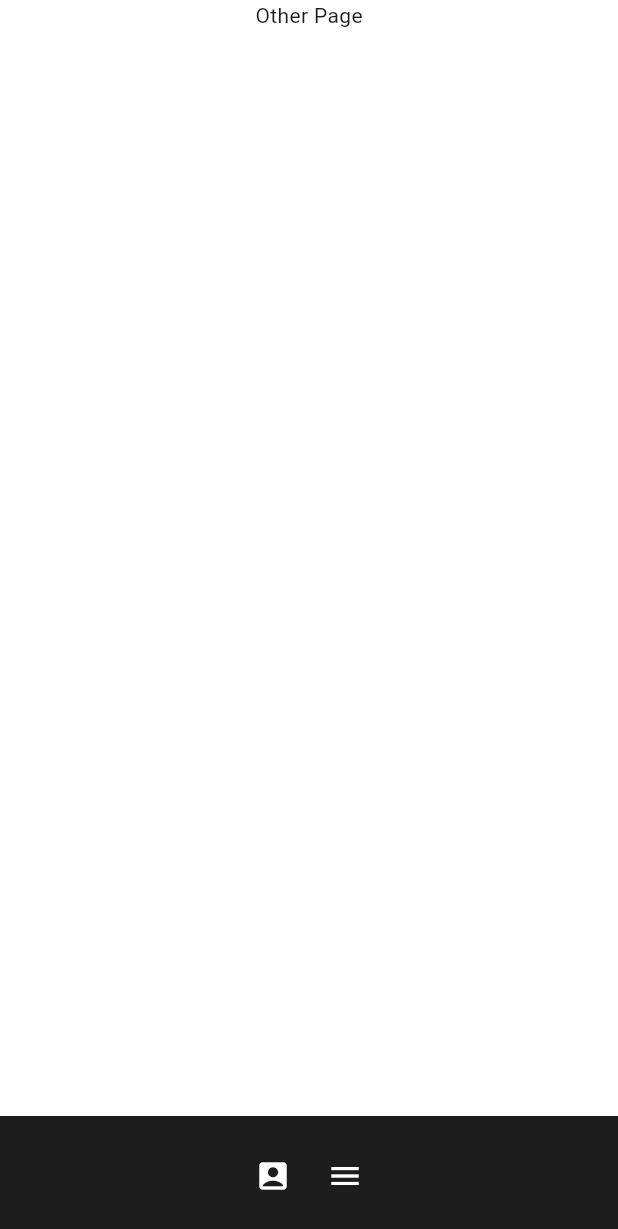
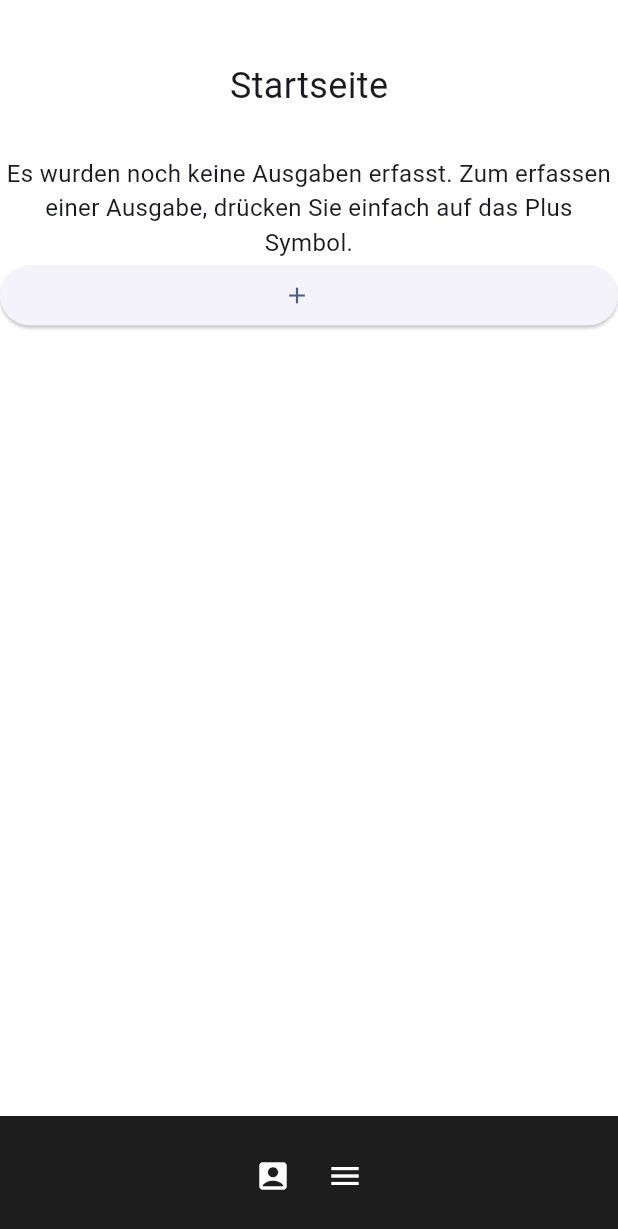
Before and after one commit to Zwnow/ExpenseTracker, a Flutter app: the screen it shows after launch, after a tap on "Bestätigen", after a tap on the "menu" icon, on a phone screen of 412 x 824 dp. Shown: the top 1229 px of the screen. Run offline on Flutter 3.47's test engine with Material 3 defaults, Android fonts, the phone set to English and light mode, and no system bars; our stand-ins replace sqflite; accounts and stored records are empty; generated files the repository leaves out were written again.

Commit message:
started work on expenses page

```diff
--- a/lib/main.dart
+++ b/lib/main.dart
@@ -2,6 +2,8 @@ import 'package:flutter/material.dart';
 import 'package:namer_app/src/accounts/account.dart';
 import 'package:namer_app/src/database/database.dart';
 import 'package:provider/provider.dart';
+
+import 'src/expenses/expense.dart';
 
 void main() async {
   WidgetsFlutterBinding.ensureInitialized();
@@ -48,7 +50,7 @@ class _MyHomePageState extends State<MyHomePage> {
       case 0:
         page = LandingPage();
       case 1:
-        page = OtherPage();
+        page = ExpensePage();
       default:
         throw UnimplementedError('no widget for $selectedIndex');
     }
@@ -57,9 +59,9 @@ class _MyHomePageState extends State<MyHomePage> {
         body: Row(
           children: [
             Expanded(
-              child: Container(color: const Color.fromARGB(255, 255, 255, 255), child: page),
+              child: Container(
+                  color: const Color.fromARGB(255, 255, 255, 255), child: page),
             )
-
           ],
         ),
         bottomNavigationBar: BottomAppBar(
@@ -213,7 +215,7 @@ class _LandingPageState extends State<LandingPage> {
                                 );
 
                                 // Reload the data and update the UI
-                                  _setData();
+                                _setData();
                               }
                             },
                             child: Text("Bestätigen"),
@@ -227,9 +229,12 @@ class _LandingPageState extends State<LandingPage> {
                   children: [
                     Center(
                       child: Text(_data.first.name,
-                      style: TextStyle(fontSize: 32)),),
+                          style: TextStyle(fontSize: 32)),
+                    ),
                     SizedBox(height: 30),
-                    Center(child: Text("Ausgaben", style: TextStyle(fontSize: 24)),),
+                    Center(
+                      child: Text("Ausgaben", style: TextStyle(fontSize: 24)),
+                    ),
                     SizedBox(height: 10),
                     Center(
                       child: Text(
@@ -247,8 +252,8 @@ class _LandingPageState extends State<LandingPage> {
       ],
     );
   }
+}
 
-}
 class OtherPage extends StatelessWidget {
   @override
   Widget build(BuildContext context) {
@@ -259,3 +264,88 @@ class OtherPage extends StatelessWidget {
     );
   }
 }
+
+class ExpensePage extends StatefulWidget {
+  @override
+  State<ExpensePage> createState() => _ExpensePageState();
+}
+
+class _ExpensePageState extends State<ExpensePage> {
+  final _formKey = GlobalKey<FormState>();
+
+  List<Expense> _data = [];
+  Future<void>? _futureData;
+
+  Future<void> fetchData() async {
+    final DatabaseHelper dbhelper = DatabaseHelper();
+    var expenses = await dbhelper.expenses();
+
+    setState(() {
+      _data = expenses;
+    });
+  }
+
+  void _setData() {
+    setState(() {
+      _futureData = fetchData();
+    });
+  }
+
+  @override
+  void initState() {
+    super.initState();
+    _setData();
+  }
+
+  @override
+  Widget build(BuildContext context) {
+    return ListView(
+      children: [
+        SizedBox(height: 40),
+        Center(child: Text('Startseite', style: TextStyle(fontSize: 24))),
+        SizedBox(height: 30),
+        FutureBuilder(
+            future: _futureData,
+            builder: (BuildContext context, AsyncSnapshot<void> snapshot) {
+              // Loading/Waiting
+              if (snapshot.connectionState == ConnectionState.waiting) {
+                return ListBody(
+                  children: [
+                    Center(
+                      child: CircularProgressIndicator(),
+                    )
+                  ],
+                );
+              } else if (snapshot.connectionState == ConnectionState.done &&
+                  _data.isEmpty) {
+                return ListBody(
+                  children: [
+                    Text(
+                      "Es wurden noch keine Ausgaben erfasst. Zum erfassen einer Ausgabe, drücken Sie einfach auf das Plus Symbol.",
+                      textAlign: TextAlign.center,
+                      style: TextStyle(fontSize: 16),
+                    )
+                  ],
+                );
+              } else {
+                return ListBody(
+                  children: [
+                    for (var expense in _data)
+                      ListTile(
+                        title: Text(expense.title),
+                        subtitle: Text("$expense.createdOn"),
+                        trailing: Text("$expense.amount"),
+                      ),
+                  ],
+                );
+              }
+            }),
+            ElevatedButton.icon(
+              onPressed: () {},
+              icon: Icon(Icons.add),
+              label: Text(""),
+              )
+      ],
+    );
+  }
+}
--- a/lib/src/app.dart
+++ b/lib/src/app.dart
@@ -1,6 +1,5 @@
 import 'package:flutter/material.dart';
 import 'package:flutter_gen/gen_l10n/app_localizations.dart';
-import 'package:flutter_localizations/flutter_localizations.dart';
 
 import 'sample_feature/sample_item_details_view.dart';
 import 'sample_feature/sample_item_list_view.dart';
@@ -37,9 +36,6 @@ class MyApp extends StatelessWidget {
           // depending on the user's locale.
           localizationsDelegates: const [
             AppLocalizations.delegate,
-            GlobalMaterialLocalizations.delegate,
-            GlobalWidgetsLocalizations.delegate,
-            GlobalCupertinoLocalizations.delegate,
           ],
           supportedLocales: const [
             Locale('en', ''), // English, no country code
--- a/lib/src/database/database.dart
+++ b/lib/src/database/database.dart
@@ -42,7 +42,7 @@ class DatabaseHelper {
         await db.execute(
             'CREATE TABLE IF NOT EXISTS categories(id INTEGER PRIMARY KEY AUTOINCREMENT, name TEXT NOT NULL, description TEXT)');
         await db.execute(
-            'CREATE TABLE IF NOT EXISTS expenses(id INTEGER PRIMARY KEY AUTOINCREMENT, account_id INTEGER NOT NULL, category_id INTEGER, title TEXT NOT NULL, amount REAL NOT NULL, created_on TEXT NOT NULL)');
+            'CREATE TABLE IF NOT EXISTS expenses(id INTEGER PRIMARY KEY AUTOINCREMENT, account_id INTEGER NOT NULL, category_id INTEGER, title TEXT NOT NULL, amount REAL NOT NULL, created_on TEXT NOT NULL, interval TEXT NOT NULL)');
       },
       version: 1,
     );
@@ -74,8 +74,9 @@ class DatabaseHelper {
         'title': title as String,
         'amount': amount as double,
         'created_on': createdOn as String,
+        'interval': interval as PaymentInterval,
       } in expenseMaps)
-      Expense(DateTime.parse(createdOn), title, amount, accountId, categoryId, id)
+      Expense(DateTime.parse(createdOn), title, amount, accountId, categoryId, id, interval)
     ];
   }
 
--- a/lib/src/expenses/expense.dart
+++ b/lib/src/expenses/expense.dart
@@ -1,7 +1,18 @@
+enum PaymentInterval {
+  single,       // One-time payment
+  weekly,       // Payment every week
+  biWeekly,     // Payment every two weeks
+  monthly,      // Payment every month
+  quarterly,    // Payment every three months
+  semiAnnual,   // Payment every six months
+  annual,       // Payment once a year
+}
+
 class Expense {
   int id;
   int accountId;
   int categoryId;
+  PaymentInterval interval;
   double amount;
   String title;
   DateTime createdOn;
@@ -13,10 +24,11 @@ class Expense {
     this.id,
     this.accountId,
     this.categoryId,
+    this.interval,
   );
 
-  factory Expense(DateTime createdOn, String title, double amount, int accountId, int categoryId, int id) {
-    return Expense._internal(createdOn, amount, title, id, accountId, categoryId);
+  factory Expense(DateTime createdOn, String title, double amount, int accountId, int categoryId, int id, PaymentInterval interval) {
+    return Expense._internal(createdOn, amount, title, id, accountId, categoryId, interval);
   }
 
   @override
--- a/pubspec.yaml
+++ b/pubspec.yaml
@@ -21,7 +21,7 @@ dev_dependencies:
   flutter_test:
     sdk: flutter
 
-  flutter_lints: ^2.0.0
+  flutter_lints: ^5.0.0
 
 flutter:
   uses-material-design: true
```
Also changed, not shown: pubspec.lock, 6 other files.
